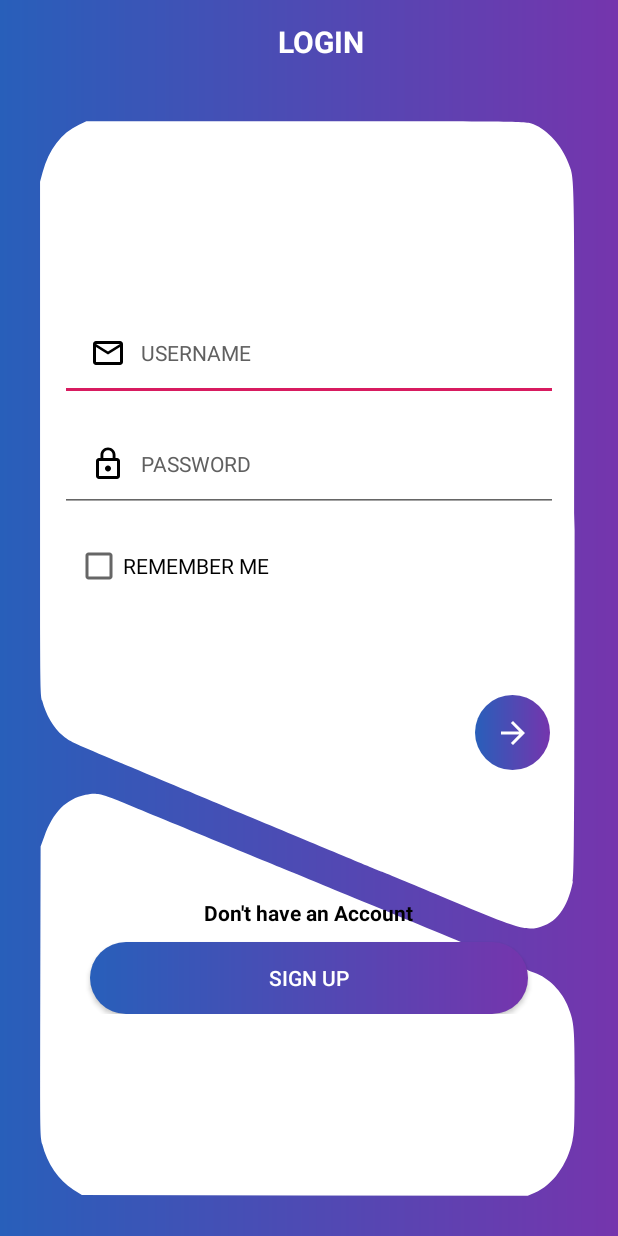
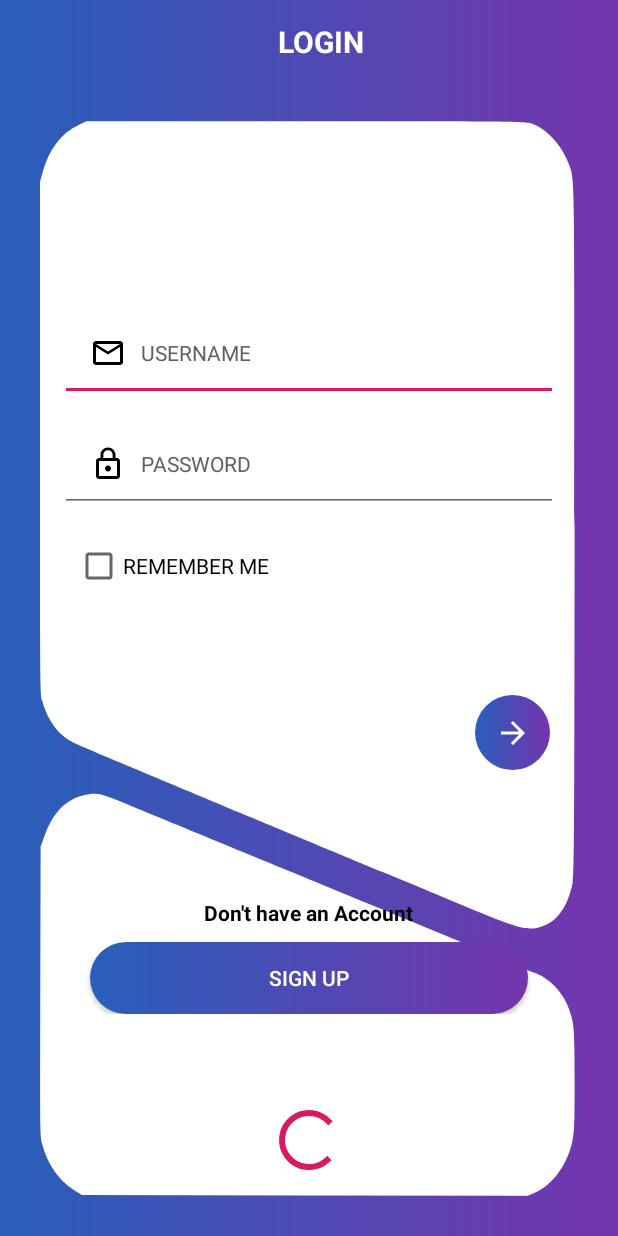
Before and after one commit to moloudayat/HipHopGram, an Android app: the Login screen opened directly, with no data from a screen before it, on a phone screen of 412 x 824 dp. Run offline under Robolectric (Android 15) with nearby library versions, the phone set to English and light mode, and no system bars; our stand-ins replace ButterKnife.

```diff
--- a/app/build.gradle
+++ b/app/build.gradle
@@ -32,4 +32,7 @@ dependencies {
     androidTestImplementation 'androidx.test.espresso:espresso-core:3.1.0-alpha4'
     implementation 'com.jakewharton:butterknife:10.1.0'
     annotationProcessor 'com.jakewharton:butterknife-compiler:10.1.0'
+
+    implementation 'com.squareup.retrofit2:retrofit:2.6.0'
+    implementation 'com.squareup.retrofit2:converter-gson:2.6.0'
 }
--- a/app/src/main/AndroidManifest.xml
+++ b/app/src/main/AndroidManifest.xml
@@ -1,7 +1,7 @@
 <?xml version="1.0" encoding="utf-8"?>
 <manifest xmlns:android="http://schemas.android.com/apk/res/android"
     package="com.hiphopgam">
-
+    <uses-permission android:name="android.permission.INTERNET" />
     <application
         android:allowBackup="true"
         android:icon="@mipmap/ic_launcher"
--- a/app/src/main/java/com/hiphopgam/ui/login/Login.java
+++ b/app/src/main/java/com/hiphopgam/ui/login/Login.java
@@ -1,16 +1,25 @@
 package com.hiphopgam.ui.login;
 
 import androidx.appcompat.app.AppCompatActivity;
+import androidx.appcompat.widget.AppCompatEditText;
+import butterknife.BindView;
+import butterknife.ButterKnife;
 
 import android.os.Bundle;
 
 import com.hiphopgam.R;
 
 public class Login extends AppCompatActivity {
+    @BindView(R.id.edt_username)
+    AppCompatEditText username;
+
+    @BindView(R.id.edt_password)
+    AppCompatEditText password;
 
     @Override
     protected void onCreate(Bundle savedInstanceState) {
         super.onCreate(savedInstanceState);
         setContentView(R.layout.activity_login);
+        ButterKnife.bind(this);
     }
 }
--- a/app/src/main/res/layout/activity_login.xml
+++ b/app/src/main/res/layout/activity_login.xml
@@ -52,7 +52,7 @@
                 >
 
                 <androidx.appcompat.widget.AppCompatEditText
-                    android:id="@+id/username"
+                    android:id="@+id/edt_username"
                     android:layout_width="match_parent"
                     android:layout_height="wrap_content"
                     android:layout_marginStart="20dp"
@@ -66,7 +66,7 @@
                     android:textSize="14sp" />
 
                 <androidx.appcompat.widget.AppCompatEditText
-                    android:id="@+id/password"
+                    android:id="@+id/edt_password"
                     android:layout_width="match_parent"
                     android:layout_height="wrap_content"
                     android:layout_marginStart="20dp"
@@ -128,7 +128,22 @@
                     android:background="@drawable/button_background"
                     android:text="SIGN UP"
                     android:textColor="@android:color/white" />
+
             </LinearLayout>
+
         </LinearLayout>
+
     </LinearLayout>
+    <androidx.core.widget.ContentLoadingProgressBar
+        android:layout_width="wrap_content"
+        android:layout_height="wrap_content"
+        android:visibility="visible"
+        android:layout_marginTop="8dp"
+        android:layout_alignParentEnd="true"
+        android:layout_alignParentStart="true"
+        android:layout_alignParentBottom="true"
+        android:layout_marginBottom="40dp"
+        style="?android:attr/progressBarStyle"
+        />
+
 </RelativeLayout>
```
Also changed, not shown: app/src/main/java/com/hiphopgam/model/IResposeListener.java (added, +7 -0 lines), app/src/main/java/com/hiphopgam/webservice/ApiClient.java (added, +19 -0 lines), app/src/main/java/com/hiphopgam/webservice/IService.java (added, +13 -0 lines), app/src/main/java/com/hiphopgam/webservice/WebservieCaller.java (added, +42 -0 lines).
